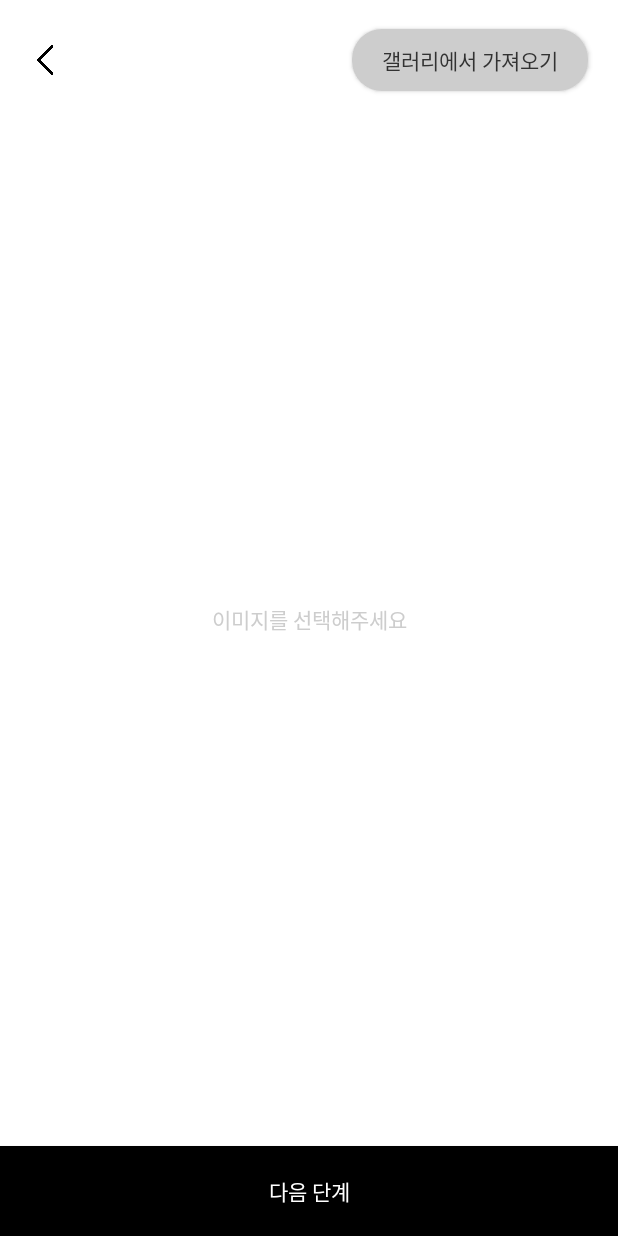
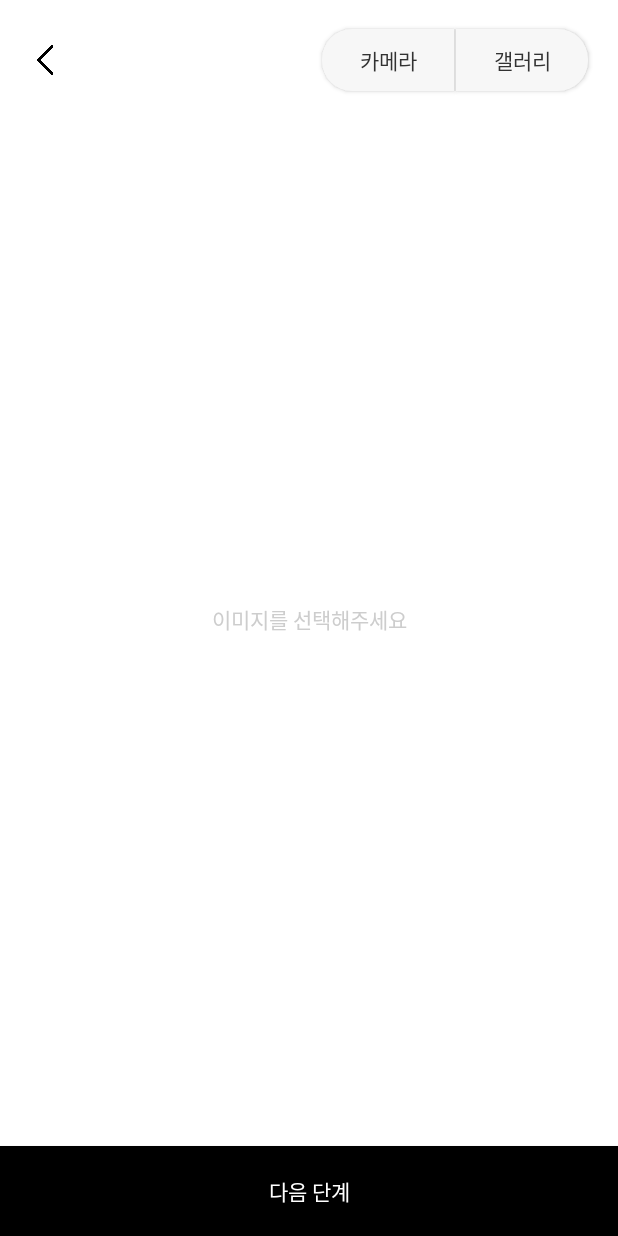
Before and after one commit to zzoaJW/Lid, an Android app: the DrinkPostingImg screen opened directly, with no data from a screen before it, on a phone screen of 412 x 824 dp. Run offline under Robolectric (Android 15) with nearby library versions, the phone set to English and light mode, and no system bars.

Commit message:
Change "Uri(String) Save" to "Bitmap Save" & debugging

```diff
--- a/app/src/main/java/com/z0o0a/lid/DataModel.kt
+++ b/app/src/main/java/com/z0o0a/lid/DataModel.kt
@@ -1,5 +1,6 @@
 package com.z0o0a.lid
 
+import android.graphics.Bitmap
 import androidx.room.ColumnInfo
 import androidx.room.Entity
 import androidx.room.PrimaryKey
@@ -7,7 +8,7 @@ import androidx.room.PrimaryKey
 @Entity
 data class Drink (
     @PrimaryKey(autoGenerate = true)@ColumnInfo(name = "drinkId") var drinkId :Int, // 고유번호
-    @ColumnInfo(name = "drinkImg") var drinkImg : String, // 이미지
+    @ColumnInfo(name = "drinkImg") var drinkImg : Bitmap?, // 이미지
     @ColumnInfo(name = "drinkEngName") var drinkEngName : String, // 영어 이름
     @ColumnInfo(name = "drinkKrName") var drinkKrName : String, // 한글 이름
     @ColumnInfo(name = "drinkType") var drinkType : String, // 대분류 (위스키/와인/맥주/기타)
@@ -93,7 +94,7 @@ data class DrinkBeer(
 
 data class DrinkListData (
     var drinkId : Int,
-    var drinkImg : String,
+    var drinkImg : Bitmap,
     var drinkEngName : String,
     var drinkKrName : String,
     var drinkType : String,
--- a/app/src/main/java/com/z0o0a/lid/DrinkDatabase.kt
+++ b/app/src/main/java/com/z0o0a/lid/DrinkDatabase.kt
@@ -7,7 +7,7 @@ import androidx.room.RoomDatabase
 import androidx.room.TypeConverters
 
 
-@Database(entities = [Drink::class, DrinkWhiskey::class, DrinkWine::class, DrinkBeer::class], version = 3)
+@Database(entities = [Drink::class, DrinkWhiskey::class, DrinkWine::class, DrinkBeer::class], version = 1)
 @TypeConverters(RoomTypeConverter::class)
 abstract class DrinkDatabase: RoomDatabase() {
     abstract fun drinkDao(): DrinkDao
--- a/app/src/main/java/com/z0o0a/lid/DrinkListAdapter.kt
+++ b/app/src/main/java/com/z0o0a/lid/DrinkListAdapter.kt
@@ -46,7 +46,7 @@ class DrinkListAdapter: RecyclerView.Adapter<DrinkListAdapter.ViewHolder>() {
         fun setData(content : DrinkListData, position: Int) {
             this.position = position
             itemDrinkListBinding.itemListDrinkId.text = content.drinkId.toString()
-            itemDrinkListBinding.itemListDrinkImg.setImageURI(Uri.parse(content.drinkImg))
+            itemDrinkListBinding.itemListDrinkImg.setImageBitmap(content.drinkImg)
 
             // 너무 길어지면 ...로 처리
             if (content.drinkEngName.length > 18) {
--- a/app/src/main/java/com/z0o0a/lid/DrinkPostingText.kt
+++ b/app/src/main/java/com/z0o0a/lid/DrinkPostingText.kt
@@ -150,7 +150,7 @@ class DrinkPostingText : AppCompatActivity() {
 
         Thread(Runnable {
             var newDrink = Drink(0,
-                postingSingleton?.drinkImg.toString(),
+                postingSingleton?.drinkImg,
                 postingSingleton?.drinkEngName.toString(),
                 postingSingleton?.drinkKrName.toString(),
                 postingSingleton?.drinkType.toString(),
--- a/app/src/main/java/com/z0o0a/lid/DrinkTastingNoteWhiskey.kt
+++ b/app/src/main/java/com/z0o0a/lid/DrinkTastingNoteWhiskey.kt
@@ -50,10 +50,10 @@ class DrinkTastingNoteWhiskey : AppCompatActivity() {
 
             runOnUiThread {
                 // 혹시라도 여기서 에러나면 uri 빌더로 기본이미지 uri랑 비교하자 (DrinkPostingImg.kr 참고)
-                if (drink?.drinkImg != "android.resource://com.z0o0a.lid/drawable/bottle") {
+//                if (drink?.drinkImg != "android.resource://com.z0o0a.lid/drawable/bottle") {
                     binding.noteWhImg.visibility = View.VISIBLE
-                    binding.noteWhImg.setImageURI(Uri.parse(drink!!.drinkImg))
-                }
+                    binding.noteWhImg.setImageBitmap(drink!!.drinkImg)
+//                }
 
                 binding.noteWhEngName.text = drink!!.drinkEngName
                 binding.noteWhKrName.text = drink!!.drinkKrName
--- a/app/src/main/java/com/z0o0a/lid/PostingDrinkSingleton.kt
+++ b/app/src/main/java/com/z0o0a/lid/PostingDrinkSingleton.kt
@@ -1,12 +1,13 @@
 package com.z0o0a.lid
 
 import android.content.Context
+import android.graphics.Bitmap
 
 class PostingDrinkSingleton {
     var drinkEngName : String = ""
     var drinkKrName : String = ""
     var drinkType : String = ""
-    var drinkImg : String = ""
+    var drinkImg : Bitmap? = null
     // 굳이 싱글톤에 저장하고나서 다시 꺼내서 db에 저장하지는 않아도될듯? 이것들은 바로 db로 넣어주자
 //    var drinkRating : Float = 0F
 //    var drinkTasting : String = ""
--- /dev/null
+++ b/app/src/main/res/drawable/btn_left_round_background.xml
@@ -0,0 +1,10 @@
+<?xml version="1.0" encoding="utf-8"?>
+<shape xmlns:android="http://schemas.android.com/apk/res/android"
+    android:shape="rectangle">
+    <corners
+        android:bottomLeftRadius="20dp"
+        android:topLeftRadius="20dp"/>
+    <solid
+        android:color="@color/space_separate_gray"/>
+
+</shape>
--- /dev/null
+++ b/app/src/main/res/drawable/btn_right_round_background.xml
@@ -0,0 +1,10 @@
+<?xml version="1.0" encoding="utf-8"?>
+<shape xmlns:android="http://schemas.android.com/apk/res/android"
+    android:shape="rectangle">
+    <corners
+        android:bottomRightRadius="20dp"
+        android:topRightRadius="20dp"/>
+    <solid
+        android:color="@color/space_separate_gray"/>
+
+</shape>
--- a/app/src/main/res/layout/drink_posting_img.xml
+++ b/app/src/main/res/layout/drink_posting_img.xml
@@ -12,7 +12,6 @@
         android:layout_height="wrap_content"
         android:text="이미지를 선택해주세요"
         android:textColor="@color/font_gray"
-        android:visibility="invisible"
         app:layout_constraintBottom_toTopOf="@+id/btn_next2"
         app:layout_constraintEnd_toEndOf="parent"
         app:layout_constraintStart_toStartOf="parent"
@@ -33,8 +32,8 @@
         android:layout_width="wrap_content"
         android:layout_height="wrap_content"
         android:layout_marginEnd="20dp"
-        android:background="@drawable/selector_background_drink_type"
-        android:text="갤러리에서 가져오기"
+        android:background="@drawable/btn_right_round_background"
+        android:text="갤러리"
         android:minHeight="0dp"
         android:paddingVertical="10dp"
         android:paddingHorizontal="20dp"
@@ -42,6 +41,21 @@
         app:layout_constraintBottom_toBottomOf="@+id/btn_back_2"
         app:layout_constraintEnd_toEndOf="parent"
         app:layout_constraintTop_toTopOf="@+id/btn_back_2" />
+
+    <Button
+        android:id="@+id/btn_get_camera"
+        android:layout_width="wrap_content"
+        android:layout_height="wrap_content"
+        android:background="@drawable/btn_left_round_background"
+        android:minHeight="0dp"
+        android:paddingHorizontal="20dp"
+        android:paddingVertical="10dp"
+        android:text="카메라"
+        android:textColor="@color/font_default"
+        app:layout_constraintBottom_toBottomOf="@+id/btn_get_img"
+        app:layout_constraintEnd_toStartOf="@+id/view16"
+        app:layout_constraintTop_toTopOf="@+id/btn_get_img"
+        app:layout_constraintVertical_bias="0.0" />
 
     <ImageButton
         android:id="@+id/btn_back_2"
@@ -67,4 +81,13 @@
         app:layout_constraintTop_toBottomOf="@+id/btn_get_img"
         app:srcCompat="@drawable/transparency_img" />
 
+    <View
+        android:id="@+id/view16"
+        android:layout_width="1dp"
+        android:layout_height="0dp"
+        android:background="@color/space_separate_gray"
+        app:layout_constraintBottom_toBottomOf="@+id/btn_get_img"
+        app:layout_constraintEnd_toStartOf="@+id/btn_get_img"
+        app:layout_constraintTop_toTopOf="@+id/btn_get_img" />
+
 </androidx.constraintlayout.widget.ConstraintLayout>
--- /dev/null
+++ b/app/src/main/res/xml/file_paths.xml
@@ -0,0 +1,6 @@
+<?xml version="1.0" encoding="utf-8"?>
+<paths xmlns:android="http://schemas.android.com/apk/res/android">
+    <external-path
+        name="my_images"
+        path="Android/data/com.z0o0a.lid/files/Pictures" />
+</paths>
```
Also changed, not shown: app/src/main/AndroidManifest.xml (+20 -0 lines), app/src/main/java/com/z0o0a/lid/DrinkPostingImg.kt (+58 -21 lines), app/src/main/java/com/z0o0a/lid/DrinkPostingTextWhiskey.kt (+4 -3 lines), app/src/main/java/com/z0o0a/lid/DrinkTastingNote.kt (+5 -4 lines), app/src/main/java/com/z0o0a/lid/MainFragmentDrinks.kt (+35 -27 lines).
